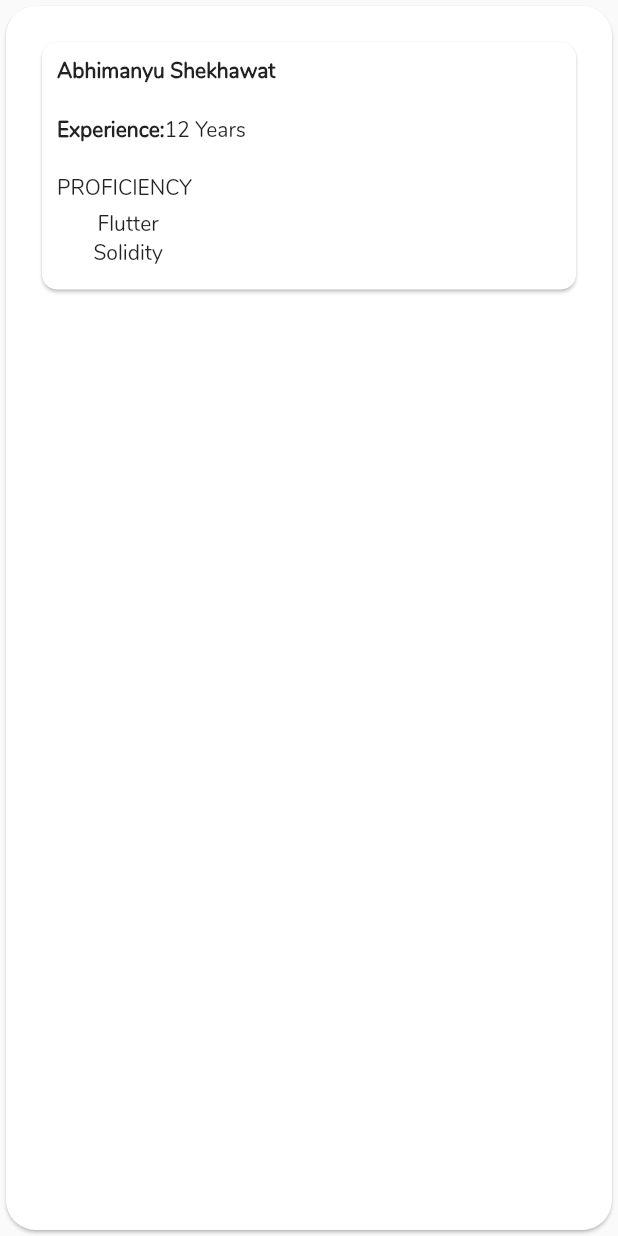
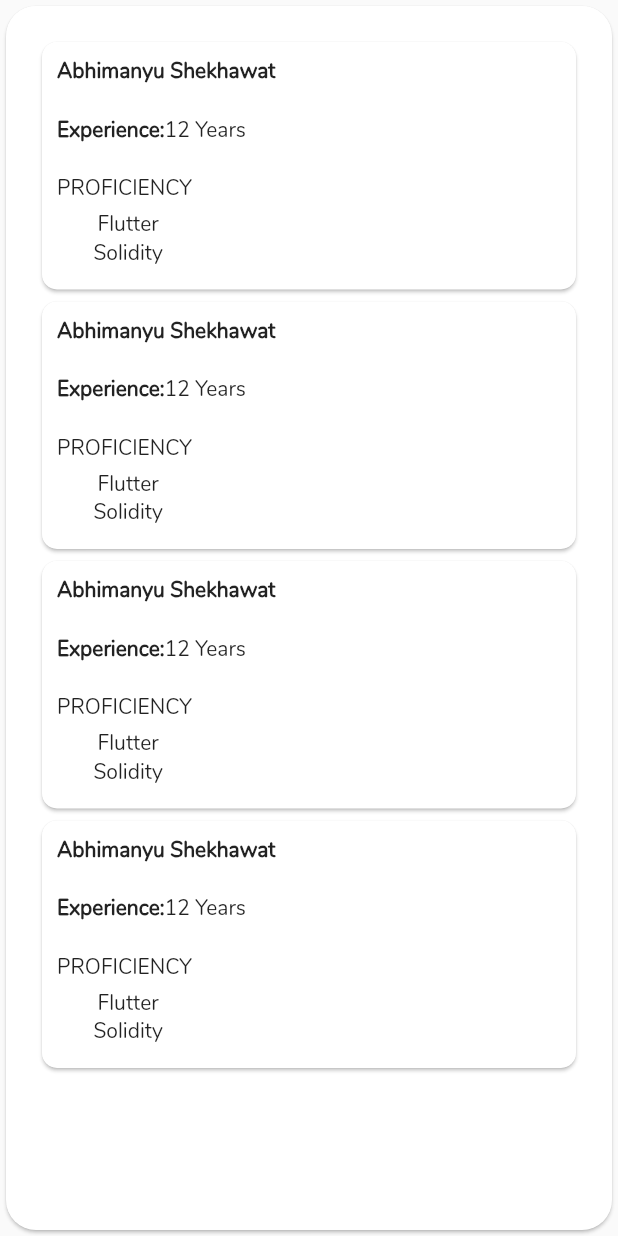
Before and after one commit to Abhimanyu121/flutter_mentor, a Flutter app: the List_tab widget shown alone on an empty page, opened directly, on a phone screen of 412 x 824 dp. Run offline on Flutter 3.47's test engine with Material 2 defaults, Android fonts, the phone set to English and light mode, and no system bars.

Commit message:
To be reverted later

```diff
--- a/lib/list.dart
+++ b/lib/list.dart
@@ -60,6 +60,123 @@ class _list_ui extends State<List_tab>{
                    ],
                  )
                ),
+               Card(
+                   shape: RoundedRectangleBorder(borderRadius: BorderRadius.circular(10)),
+                   child: Column(
+                     crossAxisAlignment: CrossAxisAlignment.start,
+                     children: <Widget>[
+                       Padding(
+                         padding: const EdgeInsets.all(10.0),
+                         child: Text("Abhimanyu Shekhawat",style: TextStyle(fontWeight:FontWeight.bold,),textAlign: TextAlign.left,),
+                       ),
+                       Padding(
+                         padding: EdgeInsets.all(10),
+                         child: Row(
+                           mainAxisAlignment: MainAxisAlignment.start,
+                           children: <Widget>[
+                             Text("Experience:",style: TextStyle(fontWeight:FontWeight.bold,),),
+                             Text("12 Years"),
+                           ],
+                         ),
+                       ),
+                       Padding(
+                         padding: EdgeInsets.all(10) ,
+                         child: Column(
+                           children: <Widget>[
+                             Text("PROFICIENCY"),
+                             Padding(
+                               padding: EdgeInsets.fromLTRB(10, 5, 5, 5),
+                               child: Column(
+                                 children: <Widget>[
+                                   Text("Flutter"),
+                                   Text("Solidity")
+                                 ],
+                               ),
+                             ),
+                           ],
+                         ),
+                       ),
+                     ],
+                   )
+               ),
+               Card(
+                   shape: RoundedRectangleBorder(borderRadius: BorderRadius.circular(10)),
+                   child: Column(
+                     crossAxisAlignment: CrossAxisAlignment.start,
+                     children: <Widget>[
+                       Padding(
+                         padding: const EdgeInsets.all(10.0),
+                         child: Text("Abhimanyu Shekhawat",style: TextStyle(fontWeight:FontWeight.bold,),textAlign: TextAlign.left,),
+                       ),
+                       Padding(
+                         padding: EdgeInsets.all(10),
+                         child: Row(
+                           mainAxisAlignment: MainAxisAlignment.start,
+                           children: <Widget>[
+                             Text("Experience:",style: TextStyle(fontWeight:FontWeight.bold,),),
+                             Text("12 Years"),
+                           ],
+                         ),
+                       ),
+                       Padding(
+                         padding: EdgeInsets.all(10) ,
+                         child: Column(
+                           children: <Widget>[
+                             Text("PROFICIENCY"),
+                             Padding(
+                               padding: EdgeInsets.fromLTRB(10, 5, 5, 5),
+                               child: Column(
+                                 children: <Widget>[
+                                   Text("Flutter"),
+                                   Text("Solidity")
+                                 ],
+                               ),
+                             ),
+                           ],
+                         ),
+                       ),
+                     ],
+                   )
+               ),
+               Card(
+                   shape: RoundedRectangleBorder(borderRadius: BorderRadius.circular(10)),
+                   child: Column(
+                     crossAxisAlignment: CrossAxisAlignment.start,
+                     children: <Widget>[
+                       Padding(
+                         padding: const EdgeInsets.all(10.0),
+                         child: Text("Abhimanyu Shekhawat",style: TextStyle(fontWeight:FontWeight.bold,),textAlign: TextAlign.left,),
+                       ),
+                       Padding(
+                         padding: EdgeInsets.all(10),
+                         child: Row(
+                           mainAxisAlignment: MainAxisAlignment.start,
+                           children: <Widget>[
+                             Text("Experience:",style: TextStyle(fontWeight:FontWeight.bold,),),
+                             Text("12 Years"),
+                           ],
+                         ),
+                       ),
+                       Padding(
+                         padding: EdgeInsets.all(10) ,
+                         child: Column(
+                           children: <Widget>[
+                             Text("PROFICIENCY"),
+                             Padding(
+                               padding: EdgeInsets.fromLTRB(10, 5, 5, 5),
+                               child: Column(
+                                 children: <Widget>[
+                                   Text("Flutter"),
+                                   Text("Solidity")
+                                 ],
+                               ),
+                             ),
+                           ],
+                         ),
+                       ),
+                     ],
+                   )
+               ),
              ],
 
             )
```
